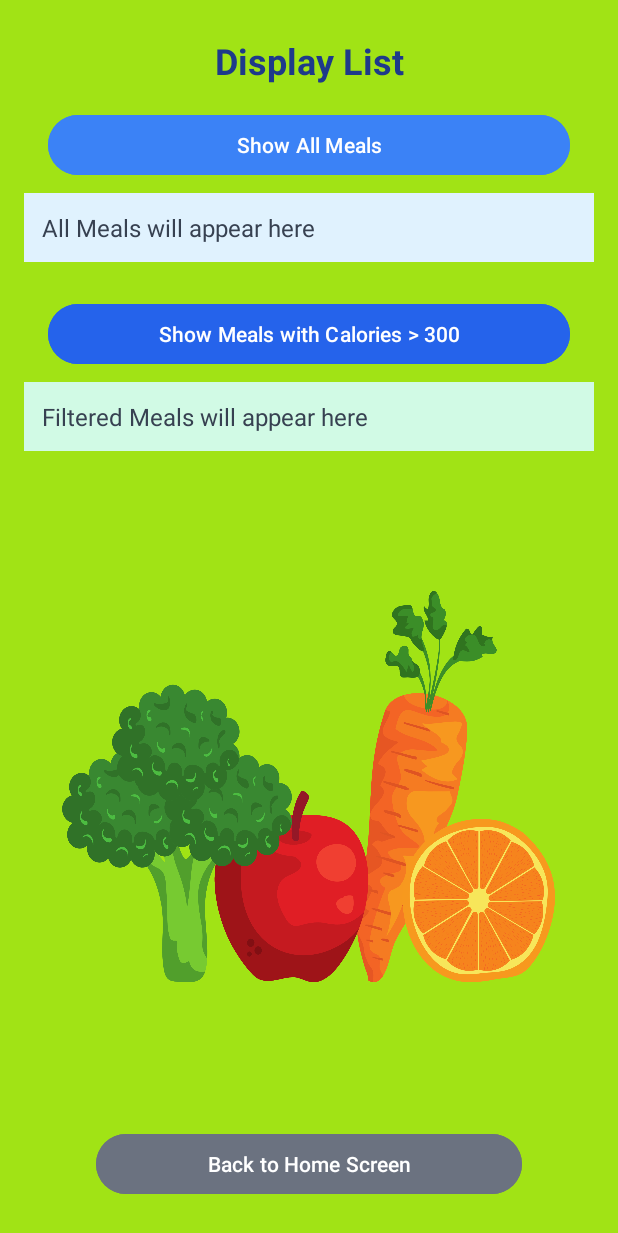
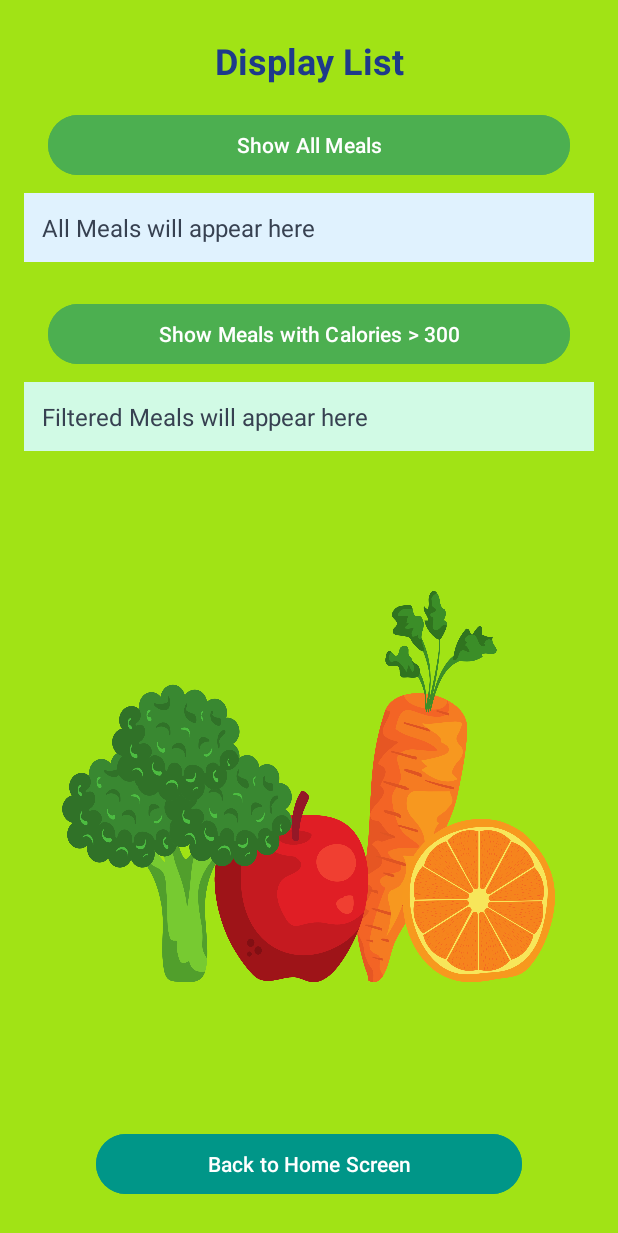
Before and after one commit to Asimit148/Healthy-Meal-Tracker-App, an Android app: the MealView screen opened directly, with no data from a screen before it, on a phone screen of 412 x 824 dp. Shown: the top 1233 px of the screen. Run offline under Robolectric (Android 15) with nearby library versions, the light colour scheme and no system bars.

Commit message:
Second update to ui design in meal view screen.

```diff
--- a/app/src/main/res/layout/activity_meal_view.xml
+++ b/app/src/main/res/layout/activity_meal_view.xml
@@ -28,14 +28,14 @@
         android:id="@+id/buttonShowAll"
         android:layout_width="0dp"
         android:layout_height="wrap_content"
+        android:layout_marginHorizontal="32dp"
+        android:layout_marginTop="16dp"
+        android:backgroundTint="#4CAF50"
         android:text="Show All Meals"
-        android:backgroundTint="#3B82F6"
         android:textColor="#FFFFFF"
-        android:layout_marginTop="16dp"
-        android:layout_marginHorizontal="32dp"
-        app:layout_constraintTop_toBottomOf="@id/displayHeader"
+        app:layout_constraintEnd_toEndOf="parent"
         app:layout_constraintStart_toStartOf="parent"
-        app:layout_constraintEnd_toEndOf="parent" />
+        app:layout_constraintTop_toBottomOf="@id/displayHeader" />
 
     <TextView
         android:id="@+id/displayAllIMeals"
@@ -56,14 +56,14 @@
         android:id="@+id/buttonShowMeals"
         android:layout_width="0dp"
         android:layout_height="wrap_content"
+        android:layout_marginHorizontal="32dp"
+        android:layout_marginTop="24dp"
+        android:backgroundTint="#4CAF50"
         android:text="Show Meals with Calories > 300"
-        android:backgroundTint="#2563EB"
         android:textColor="#FFFFFF"
-        android:layout_marginTop="24dp"
-        android:layout_marginHorizontal="32dp"
-        app:layout_constraintTop_toBottomOf="@id/displayAllIMeals"
+        app:layout_constraintEnd_toEndOf="parent"
         app:layout_constraintStart_toStartOf="parent"
-        app:layout_constraintEnd_toEndOf="parent" />
+        app:layout_constraintTop_toBottomOf="@id/displayAllIMeals" />
 
     <TextView
         android:id="@+id/displayFilteredMeals"
@@ -84,14 +84,13 @@
         android:id="@+id/buttonBackToHome"
         android:layout_width="0dp"
         android:layout_height="wrap_content"
+        android:layout_marginHorizontal="64dp"
+        android:layout_marginBottom="24dp"
+        android:backgroundTint="#009688"
         android:text="Back to Home Screen"
-        android:backgroundTint="#6B7280"
         android:textColor="#FFFFFF"
-        android:layout_marginTop="32dp"
-        android:layout_marginBottom="24dp"
-        android:layout_marginHorizontal="64dp"
         app:layout_constraintBottom_toBottomOf="parent"
-        app:layout_constraintStart_toStartOf="parent"
-        app:layout_constraintEnd_toEndOf="parent" />
+        app:layout_constraintEnd_toEndOf="parent"
+        app:layout_constraintStart_toStartOf="parent" />
 
 </androidx.constraintlayout.widget.ConstraintLayout>
```
